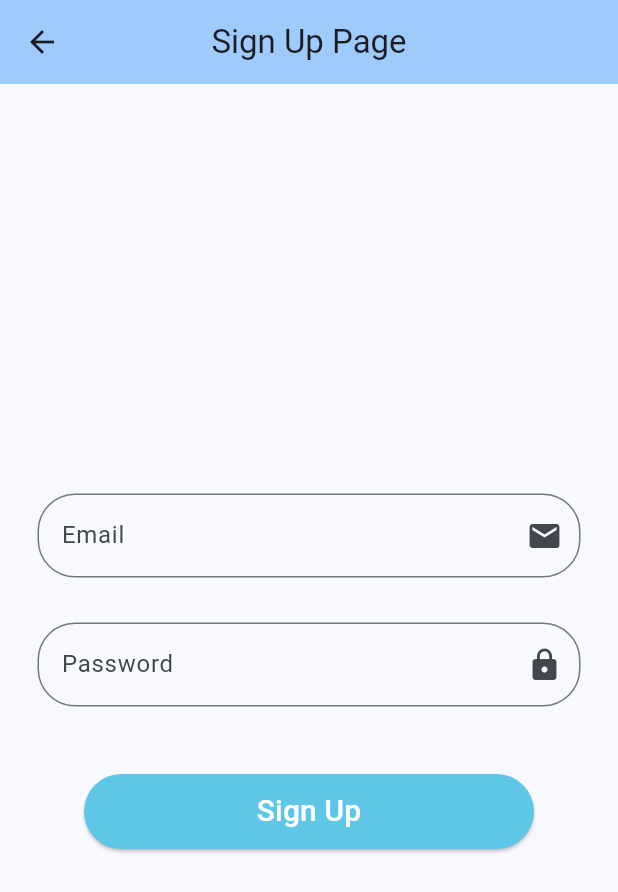
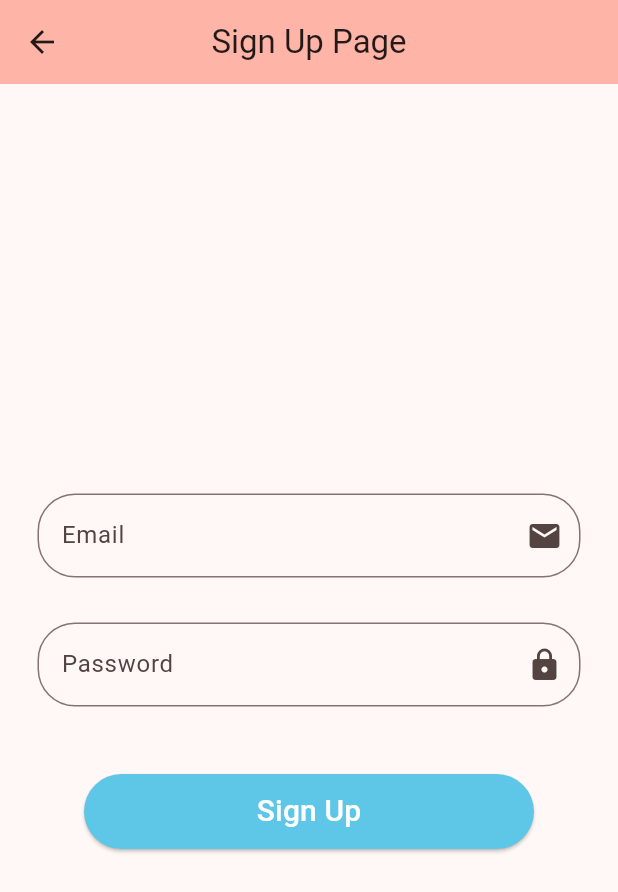
Before and after one commit to Dipu9813/flutter_login, a Flutter app: the screen it shows after launch, after a tap on "Sign Up", on a phone screen of 412 x 824 dp. Shown: the top 892 px of the screen. Run offline on Flutter 3.47's test engine with Material 3 defaults, Android fonts, the phone set to English and light mode, and no system bars; our stand-ins replace firebase_auth, firebase_core; accounts and stored records are empty.

Commit message:
theme changed

```diff
--- a/lib/main.dart
+++ b/lib/main.dart
@@ -38,7 +38,7 @@ class MyApp extends StatelessWidget {
         // This works for code too, not just values: Most code changes can be
         // tested with just a hot reload.
         colorScheme: ColorScheme.fromSeed(
-          seedColor: const Color.fromARGB(255, 35, 143, 226),
+          seedColor: const Color.fromARGB(255, 255, 0, 0),
         ),
       ),
       home: CheckUser(),
```
